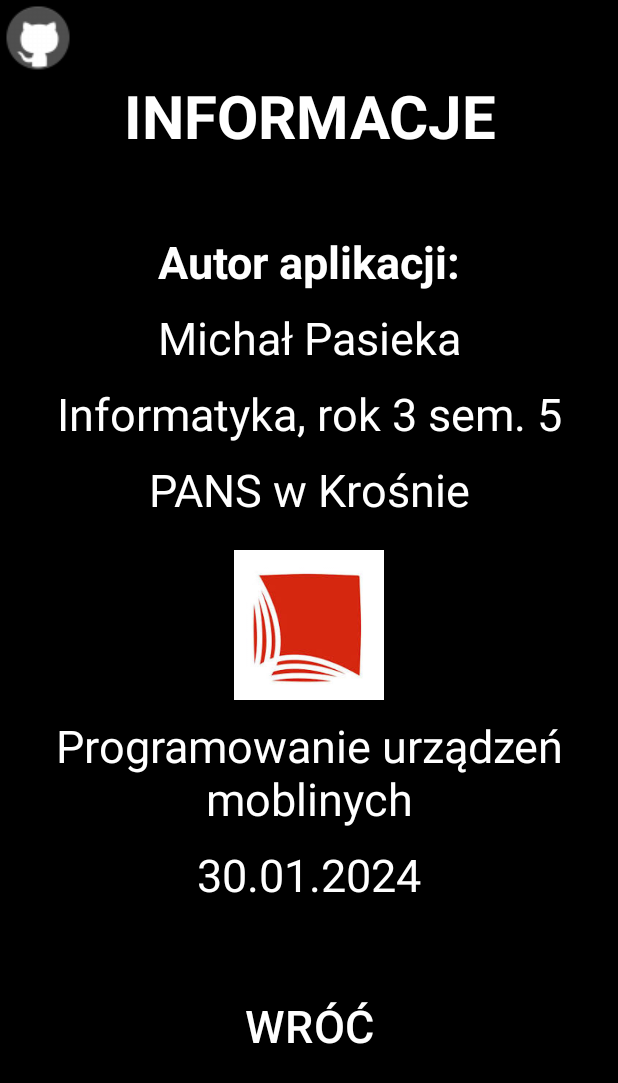
After one commit to MeHow2k/2_Player_React, an Android app: the InfoActivity screen opened directly, with no data from a screen before it, on a phone screen of 412 x 824 dp. The commit adds this screen. Shown: the top 1083 px of the screen. Run offline under Robolectric (Android 15) with nearby library versions, the phone set to English and light mode, and no system bars.

Commit message:
-timer dla zmiany par w grach -informacje

```diff
--- a/app/src/main/AndroidManifest.xml
+++ b/app/src/main/AndroidManifest.xml
@@ -1,6 +1,8 @@
 <?xml version="1.0" encoding="utf-8"?>
 <manifest xmlns:android="http://schemas.android.com/apk/res/android"
     xmlns:tools="http://schemas.android.com/tools">
+
+    <uses-permission android:name="android.permission.INTERNET" />
 
     <application
         android:allowBackup="true"
@@ -13,6 +15,9 @@
         android:theme="@style/Theme._2PlayerReact"
         tools:targetApi="31">
         <activity
+            android:name=".InfoActivity"
+            android:exported="false" />
+        <activity
             android:name=".SettingsActivity"
             android:exported="false" />
         <activity
@@ -23,7 +28,6 @@
             android:exported="true">
             <intent-filter>
                 <action android:name="android.intent.action.MAIN" />
-
                 <category android:name="android.intent.category.LAUNCHER" />
             </intent-filter>
         </activity>
--- /dev/null
+++ b/app/src/main/java/pl/MeHow2k/a2playerreact/InfoActivity.java
@@ -0,0 +1,37 @@
+package pl.MeHow2k.a2playerreact;
+
+import androidx.appcompat.app.AppCompatActivity;
+
+import android.content.Intent;
+import android.net.Uri;
+import android.os.Bundle;
+import android.view.View;
+import android.widget.Button;
+import android.widget.ImageButton;
+import android.widget.ImageView;
+
+public class InfoActivity extends AppCompatActivity {
+
+    Button buttonBack;
+    ImageButton buttonGitHub;
+    @Override
+    protected void onCreate(Bundle savedInstanceState) {
+        super.onCreate(savedInstanceState);
+        setContentView(R.layout.activity_info);
+        buttonBack=findViewById(R.id.buttonBACK);
+        buttonGitHub=findViewById(R.id.buttonGit);
+        buttonGitHub.setOnClickListener(new View.OnClickListener() {
+            @Override
+            public void onClick(View v) {
+                Intent intent = new Intent(Intent.ACTION_VIEW, Uri.parse("https://github.com/MeHow2k/2_Player_React"));
+                startActivity(intent);
+            }
+        });
+        buttonBack.setOnClickListener(new View.OnClickListener() {
+            @Override
+            public void onClick(View v) {
+                finish();
+            }
+        });
+    }
+}
--- a/app/src/main/java/pl/MeHow2k/a2playerreact/LocalizationENG.java
+++ /dev/null
@@ -1,4 +0,0 @@
-package pl.MeHow2k.a2playerreact;
-
-public class LocalizationENG {
-}
--- a/app/src/main/java/pl/MeHow2k/a2playerreact/LocalizationPL.java
+++ /dev/null
@@ -1,4 +0,0 @@
-package pl.MeHow2k.a2playerreact;
-
-public class LocalizationPL {
-}
--- a/app/src/main/java/pl/MeHow2k/a2playerreact/Timer.java
+++ b/app/src/main/java/pl/MeHow2k/a2playerreact/Timer.java
@@ -40,7 +40,7 @@ public class Timer extends Thread {
     }
 
     public String info() {
-        return String.format("%d:%02d s", seconds, milis);
+        return String.format("%d,%02d s", seconds, milis);
     }
 
     @Override
--- /dev/null
+++ b/app/src/main/res/layout/activity_info.xml
@@ -0,0 +1,107 @@
+<?xml version="1.0" encoding="utf-8"?>
+<LinearLayout xmlns:android="http://schemas.android.com/apk/res/android"
+    xmlns:app="http://schemas.android.com/apk/res-auto"
+    xmlns:tools="http://schemas.android.com/tools"
+    android:layout_width="match_parent"
+    android:layout_height="match_parent"
+    tools:context=".InfoActivity"
+    android:background="@color/black"
+    android:orientation="vertical"
+    >
+
+    <ImageButton
+        android:id="@+id/buttonGit"
+        android:layout_width="50dp"
+        android:layout_height="50dp"
+        android:gravity="right"
+        android:background="@color/black"
+        android:src="@drawable/github"
+        />
+<LinearLayout
+    android:layout_width="match_parent"
+    android:layout_height="wrap_content"
+    android:orientation="vertical">
+    <TextView
+        android:layout_width="match_parent"
+        android:layout_height="wrap_content"
+        android:gravity="center"
+        android:text="INFORMACJE"
+        android:textColor="@color/white"
+        android:textSize="40sp"
+        android:textStyle="bold" />
+    <TextView
+        android:layout_width="match_parent"
+        android:layout_height="wrap_content"
+        android:layout_marginTop="50dp"
+        android:gravity="center"
+        android:text="Autor aplikacji:"
+        android:textColor="@color/white"
+        android:textSize="30sp"
+        android:textStyle="bold" />
+    <TextView
+        android:layout_width="match_parent"
+        android:layout_height="wrap_content"
+        android:layout_marginTop="10dp"
+        android:gravity="center"
+        android:text="Michał Pasieka"
+        android:textColor="@color/white"
+        android:textSize="30sp"
+         />
+    <TextView
+        android:layout_width="match_parent"
+        android:layout_height="wrap_content"
+        android:layout_marginTop="10dp"
+        android:gravity="center"
+        android:text="Informatyka, rok 3 sem. 5"
+        android:textColor="@color/white"
+        android:textSize="30sp"
+        />
+    <TextView
+        android:layout_width="match_parent"
+        android:layout_height="wrap_content"
+        android:layout_marginTop="10dp"
+        android:gravity="center"
+        android:text="PANS w Krośnie"
+        android:textColor="@color/white"
+        android:textSize="30sp"
+        />
+
+    <ImageView
+        android:layout_width="100dp"
+        android:layout_height="100dp"
+        android:layout_marginTop="20dp"
+        android:layout_gravity="center"
+        android:src="@drawable/images"
+        ></ImageView>
+    <TextView
+        android:layout_width="match_parent"
+        android:layout_height="wrap_content"
+        android:layout_marginTop="10dp"
+        android:gravity="center"
+        android:text="Programowanie urządzeń moblinych"
+        android:textColor="@color/white"
+        android:textSize="30sp"
+        />
+    <TextView
+        android:layout_width="match_parent"
+        android:layout_height="wrap_content"
+        android:layout_marginTop="10dp"
+        android:gravity="center"
+        android:text="30.01.2024"
+        android:textColor="@color/white"
+        android:textSize="30sp"
+        />
+
+</LinearLayout>
+    <Button
+        android:id="@+id/buttonBACK"
+        style="@style/Widget.Material3.Button.TextButton"
+        android:layout_width="200dp"
+        android:layout_height="wrap_content"
+        android:layout_marginTop="50dp"
+        android:gravity="center"
+        android:text="WRÓĆ"
+        android:layout_gravity="center"
+        android:textColor="@color/white"
+        android:textSize="30sp"></Button>
+</LinearLayout>
--- a/app/src/main/res/layout/activity_settings.xml
+++ b/app/src/main/res/layout/activity_settings.xml
@@ -11,7 +11,7 @@
     <TextView
         android:layout_width="match_parent"
         android:layout_height="wrap_content"
-        android:text="Settings"
+        android:text="USTAWIENIA"
         android:gravity="center"
         android:layout_marginTop="50dp"
         android:textSize="40sp"
```
Also changed, not shown: app/src/main/java/pl/MeHow2k/a2playerreact/GameLoop.java (+43 -27 lines), app/src/main/java/pl/MeHow2k/a2playerreact/MenuActivity.java (+18 -5 lines), app/src/main/res/layout/activity_menu.xml (+23 -6 lines), app/src/main/res/values/strings.xml (+15 -0 lines), app/src/main/res/drawable/github.png (added), app/src/main/res/drawable/images.jpg (added), app/src/main/res/drawable/info.png (added).
